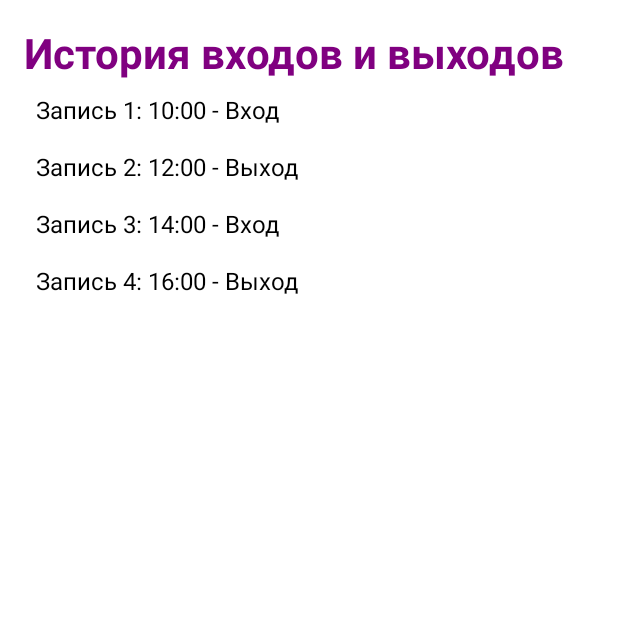
After one commit to anaviel/Employee_access_control_system, an Android app: the EmployeeHistoryActivity screen opened directly, with no data from a screen before it, on a phone screen of 412 x 824 dp, the top half of it. The commit adds this screen. Run offline under Robolectric (Android 15) with nearby library versions, the phone set to English and light mode, and no system bars.

Commit message:
Разработка экранов

```diff
--- /dev/null
+++ b/app/src/main/java/com/example/employee_access_control_system/EmployeeHistoryActivity.kt
@@ -0,0 +1,31 @@
+package com.example.employee_access_control_system
+
+import android.os.Bundle
+import androidx.appcompat.app.AppCompatActivity
+import androidx.recyclerview.widget.LinearLayoutManager
+import androidx.recyclerview.widget.RecyclerView
+
+class EmployeeHistoryActivity : AppCompatActivity() {
+    override fun onCreate(savedInstanceState: Bundle?) {
+        super.onCreate(savedInstanceState)
+        setContentView(R.layout.activity_employee_history)
+
+        val recyclerView = findViewById<RecyclerView>(R.id.recyclerView)
+
+        val historyList = listOf(
+            "Запись 1: 10:00 - Вход",
+            "Запись 2: 12:00 - Выход",
+            "Запись 3: 14:00 - Вход",
+            "Запись 4: 16:00 - Выход"
+        )
+
+        // Создаем адаптер для RecyclerView
+        val adapter = HistoryAdapter(historyList)
+
+        // Устанавливаем адаптер для RecyclerView
+        recyclerView.adapter = adapter
+
+        // Устанавливаем LayoutManager для RecyclerView
+        recyclerView.layoutManager = LinearLayoutManager(this)
+    }
+}
--- /dev/null
+++ b/app/src/main/java/com/example/employee_access_control_system/HistoryAdapter.kt
@@ -0,0 +1,32 @@
+package com.example.employee_access_control_system
+
+import android.view.LayoutInflater
+import android.view.View
+import android.view.ViewGroup
+import android.widget.TextView
+import androidx.recyclerview.widget.RecyclerView
+
+class HistoryAdapter(private val historyList: List<String>) : RecyclerView.Adapter<HistoryAdapter.ViewHolder>() {
+
+    override fun onCreateViewHolder(parent: ViewGroup, viewType: Int): ViewHolder {
+        val view = LayoutInflater.from(parent.context).inflate(R.layout.item_history, parent, false)
+        return ViewHolder(view)
+    }
+
+    override fun onBindViewHolder(holder: ViewHolder, position: Int) {
+        val historyItem = historyList[position]
+        holder.bind(historyItem)
+    }
+
+    override fun getItemCount(): Int {
+        return historyList.size
+    }
+
+    class ViewHolder(itemView: View) : RecyclerView.ViewHolder(itemView) {
+        private val historyTextView: TextView = itemView.findViewById(R.id.historyTextView)
+
+        fun bind(historyItem: String) {
+            historyTextView.text = historyItem
+        }
+    }
+}
--- /dev/null
+++ b/app/src/main/res/layout/item_history.xml
@@ -0,0 +1,12 @@
+<?xml version="1.0" encoding="utf-8"?>
+<TextView xmlns:android="http://schemas.android.com/apk/res/android"
+    android:id="@+id/historyTextView"
+    android:layout_width="match_parent"
+    android:layout_height="wrap_content"
+    android:padding="8dp"
+    android:textSize="16sp"
+    android:textColor="@android:color/black"
+    android:background="?android:attr/selectableItemBackground"
+    android:clickable="true"
+    android:focusable="true"
+    android:text="Здесь будет отображаться текст элемента истории"/>
--- a/app/src/main/res/values/colors.xml
+++ b/app/src/main/res/values/colors.xml
@@ -2,4 +2,5 @@
 <resources>
     <color name="black">#FF000000</color>
     <color name="white">#FFFFFFFF</color>
+    <color name="purple">#800080</color>
 </resources>
```
